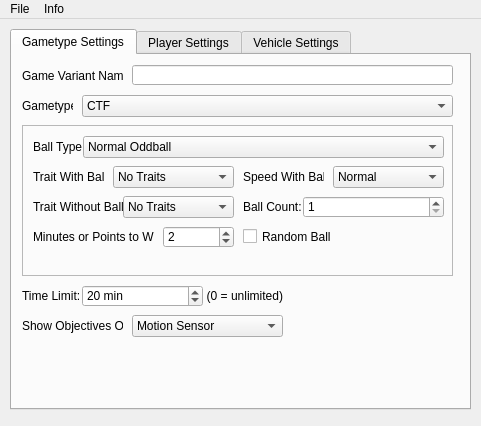
Above: mainwindow.ui from RadWolfie/Flare-Qt before the change. Below: the same form after it.
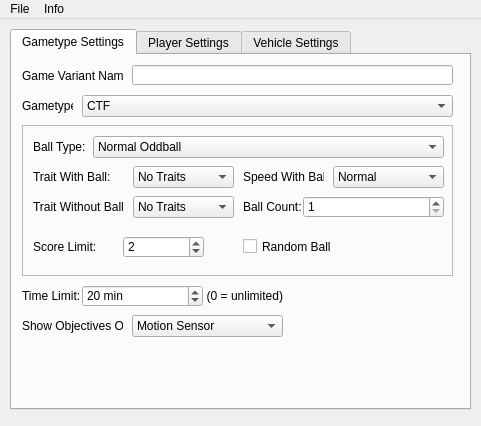
That is the form after the change. The open tabs and pages were chosen to show the change.

```diff
--- a/mainwindow.ui
+++ b/mainwindow.ui
@@ -269,7 +269,7 @@
          <rect>
           <x>10</x>
           <y>10</y>
-          <width>51</width>
+          <width>61</width>
           <height>21</height>
          </rect>
         </property>
@@ -280,9 +280,9 @@
        <widget class="QComboBox" name="a_oddball_ball_type">
         <property name="geometry">
          <rect>
-          <x>60</x>
+          <x>70</x>
           <y>10</y>
-          <width>361</width>
+          <width>351</width>
           <height>22</height>
          </rect>
         </property>
@@ -307,7 +307,7 @@
          <rect>
           <x>10</x>
           <y>40</y>
-          <width>71</width>
+          <width>91</width>
           <height>21</height>
          </rect>
         </property>
@@ -318,9 +318,9 @@
        <widget class="QComboBox" name="a_oddball_trait_with_ball">
         <property name="geometry">
          <rect>
-          <x>90</x>
+          <x>110</x>
           <y>40</y>
-          <width>121</width>
+          <width>101</width>
           <height>22</height>
          </rect>
         </property>
@@ -389,9 +389,9 @@
        <widget class="QComboBox" name="a_oddball_trait_without_ball">
         <property name="geometry">
          <rect>
-          <x>100</x>
+          <x>110</x>
           <y>70</y>
-          <width>111</width>
+          <width>101</width>
           <height>22</height>
          </rect>
         </property>
@@ -462,21 +462,21 @@
         <property name="geometry">
          <rect>
           <x>10</x>
-          <y>100</y>
-          <width>121</width>
+          <y>110</y>
+          <width>81</width>
           <height>21</height>
          </rect>
         </property>
         <property name="text">
-         <string>Minutes or Points to Win:</string>
+         <string>Score Limit:</string>
         </property>
        </widget>
        <widget class="QSpinBox" name="a_oddball_max_points">
         <property name="geometry">
          <rect>
-          <x>140</x>
-          <y>100</y>
-          <width>71</width>
+          <x>100</x>
+          <y>110</y>
+          <width>81</width>
           <height>22</height>
          </rect>
         </property>
@@ -494,7 +494,7 @@
         <property name="geometry">
          <rect>
           <x>220</x>
-          <y>100</y>
+          <y>110</y>
           <width>101</width>
           <height>21</height>
          </rect>
```
Left out of the diff: 338 changed lines with no effect on the pictures.
